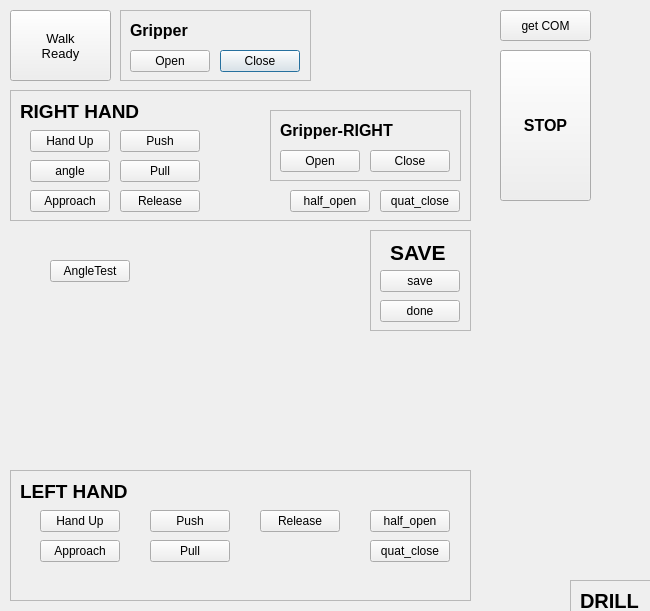
chosaihim/drill_podo_left_git, file MobileHubo_ROScomm_drill_LeftHandTest/src/PODOGUI/drilldialog.ui: the form before one commit.
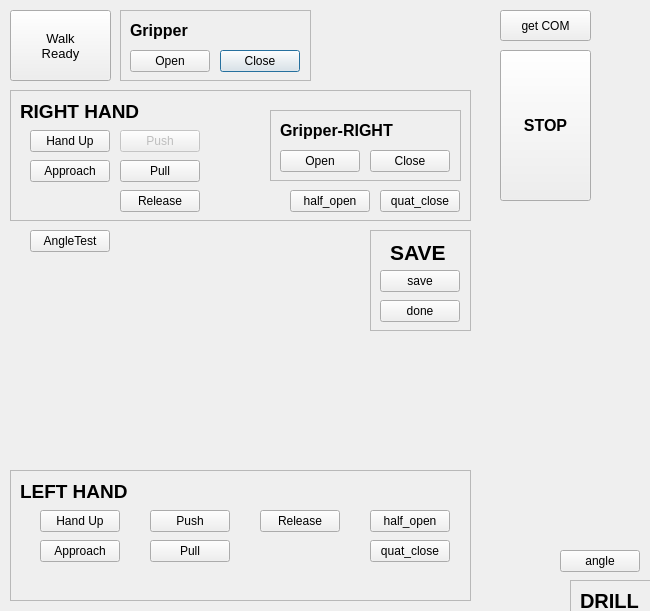
The form after the commit.

Patch:
```diff
--- a/MobileHubo_ROScomm_drill_LeftHandTest/src/PODOGUI/drilldialog.ui
+++ b/MobileHubo_ROScomm_drill_LeftHandTest/src/PODOGUI/drilldialog.ui
@@ -604,7 +604,7 @@
     <property name="geometry">
      <rect>
       <x>20</x>
-      <y>100</y>
+      <y>70</y>
       <width>80</width>
       <height>22</height>
      </rect>
@@ -614,6 +614,9 @@
     </property>
    </widget>
    <widget class="QPushButton" name="PB_R_Push">
+    <property name="enabled">
+     <bool>false</bool>
+    </property>
     <property name="geometry">
      <rect>
       <x>110</x>
@@ -740,25 +743,12 @@
      </property>
     </widget>
    </widget>
-   <widget class="QPushButton" name="PB_R_angle">
-    <property name="geometry">
-     <rect>
-      <x>20</x>
-      <y>70</y>
-      <width>80</width>
-      <height>22</height>
-     </rect>
-    </property>
-    <property name="text">
-     <string>angle</string>
-    </property>
-   </widget>
   </widget>
   <widget class="QPushButton" name="PB_angleTest">
    <property name="geometry">
     <rect>
-     <x>50</x>
-     <y>260</y>
+     <x>30</x>
+     <y>230</y>
      <width>80</width>
      <height>22</height>
     </rect>
@@ -822,6 +812,19 @@
     </property>
    </widget>
   </widget>
+  <widget class="QPushButton" name="PB_R_angle">
+   <property name="geometry">
+    <rect>
+     <x>560</x>
+     <y>550</y>
+     <width>80</width>
+     <height>22</height>
+    </rect>
+   </property>
+   <property name="text">
+    <string>angle</string>
+   </property>
+  </widget>
  </widget>
  <resources/>
  <connections/>
```
